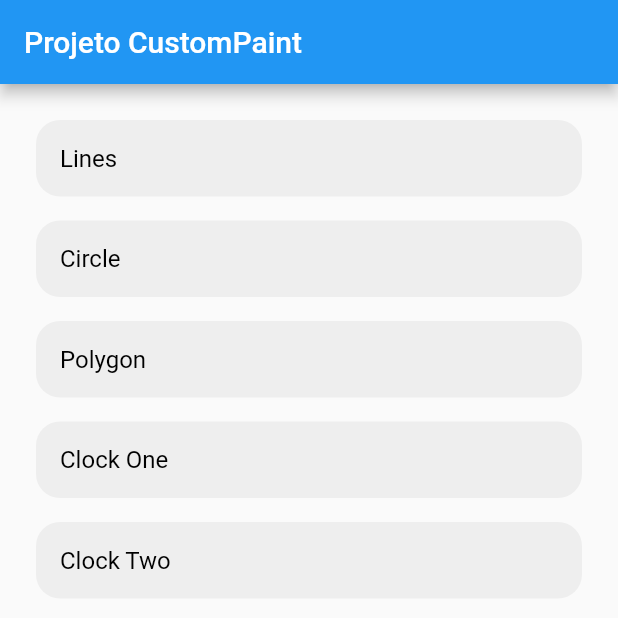
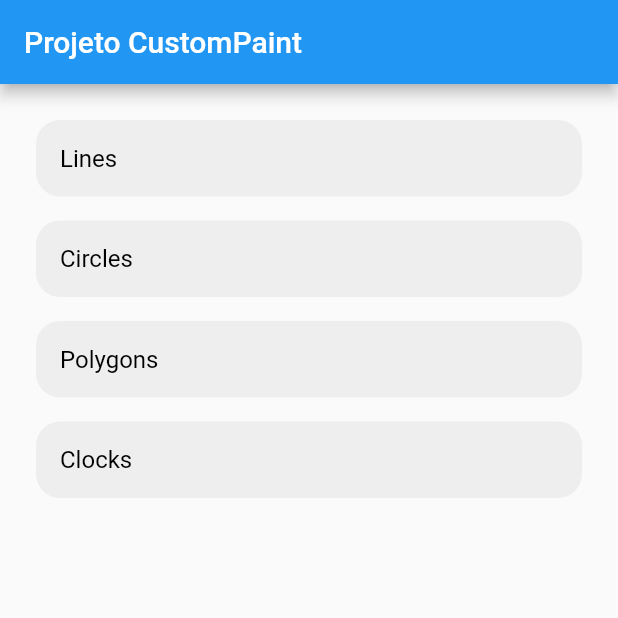
Before and after one commit to brunozupp/clock_painter, a Flutter app: the screen it shows after launch, on a phone screen of 412 x 824 dp, the top half of it. Run offline on Flutter 3.47's test engine with Material 2 defaults, Android fonts, the phone set to English and light mode, and no system bars; our stand-ins replace timer_builder.

Commit message:
Reestruturado parte de clock

```diff
--- a/lib/pages/clock_one/clock_one_page.dart
+++ b/lib/pages/clock_examples/clock_one/clock_one_page.dart
@@ -1,6 +1,6 @@
-import 'package:clock_painter/pages/clock_one/ui/clock_one_styles.dart';
-import 'package:clock_painter/pages/clock_one/utils/clock_one_time_model.dart';
-import 'package:clock_painter/pages/clock_one/widgets/clock_one_widget.dart';
+import 'package:clock_painter/pages/clock_examples/clock_one/ui/clock_one_styles.dart';
+import 'package:clock_painter/pages/clock_examples/clock_one/utils/clock_one_time_model.dart';
+import 'package:clock_painter/pages/clock_examples/clock_one/widgets/clock_one_widget.dart';
 import 'package:flutter/material.dart';
 import 'package:timer_builder/timer_builder.dart';
 
--- a/lib/pages/clock_one/painters/clock_one_painter.dart
+++ b/lib/pages/clock_examples/clock_one/painters/clock_one_painter.dart
@@ -1,9 +1,8 @@
 import 'dart:math';
 
+import 'package:clock_painter/pages/clock_examples/clock_one/ui/clock_one_styles.dart';
+import 'package:clock_painter/pages/clock_examples/clock_one/utils/clock_one_time_model.dart';
 import 'package:flutter/material.dart';
-
-import 'package:clock_painter/pages/clock_one/ui/clock_one_styles.dart';
-import 'package:clock_painter/pages/clock_one/utils/clock_one_time_model.dart';
 
 class ClockOnePainter extends CustomPainter {
 
--- a/lib/pages/clock_two/clock_two_page.dart
+++ b/lib/pages/clock_examples/clock_two/clock_two_page.dart
@@ -1,4 +1,4 @@
-import 'package:clock_painter/pages/clock_two/widgets/clock_two_widget.dart';
+import 'package:clock_painter/pages/clock_examples/clock_two/widgets/clock_two_widget.dart';
 import 'package:flutter/material.dart';
 
 class ClockTwoPage extends StatelessWidget {
--- a/lib/pages/clock_two/widgets/clock_two_widget.dart
+++ b/lib/pages/clock_examples/clock_two/widgets/clock_two_widget.dart
@@ -1,7 +1,7 @@
 import 'dart:async';
 import 'dart:math';
 
-import 'package:clock_painter/pages/clock_two/painters/clock_two_painter.dart';
+import 'package:clock_painter/pages/clock_examples/clock_two/painters/clock_two_painter.dart';
 import 'package:flutter/material.dart';
 
 class ClockTwoWidget extends StatefulWidget {
--- a/lib/pages/home_page.dart
+++ b/lib/pages/home_page.dart
@@ -1,7 +1,8 @@
 import 'package:clock_painter/components/card_component.dart';
 import 'package:clock_painter/pages/circle_examples/circle_examples_page.dart';
-import 'package:clock_painter/pages/clock_one/clock_one_page.dart';
-import 'package:clock_painter/pages/clock_two/clock_two_page.dart';
+import 'package:clock_painter/pages/clock_examples/clock_examples_page.dart';
+import 'package:clock_painter/pages/clock_examples/clock_one/clock_one_page.dart';
+import 'package:clock_painter/pages/clock_examples/clock_two/clock_two_page.dart';
 import 'package:clock_painter/pages/line_examples/line_examples_page.dart';
 import 'package:clock_painter/pages/polygon_examples/polygon_examples_page.dart';
 import 'package:flutter/material.dart';
@@ -39,20 +40,16 @@ class HomePage extends StatelessWidget {
         page: LineExamplesPage(),
       ),
       CardComponent(
-        label: "Circle",
+        label: "Circles",
         page: CircleExamplesPage(),
       ),
       CardComponent(
-        label: "Polygon",
+        label: "Polygons",
         page: PolygonExamplesPage(),
       ),
       CardComponent(
-        label: "Clock One",
-        page: ClockOnePage(),
-      ),
-      CardComponent(
-        label: "Clock Two",
-        page: ClockTwoPage(),
+        label: "Clocks",
+        page: ClockExamplesPage(),
       ),
     ];
   }
```
Also changed, not shown: lib/pages/clock_examples/clock_examples_page.dart (added, +27 -0 lines), lib/pages/clock_examples/clock_one/widgets/clock_one_widget.dart (renamed from lib/pages/clock_one/widgets/clock_one_widget.dart, +3 -4 lines), lib/pages/clock_examples/clock_one/ui/clock_one_styles.dart (renamed from lib/pages/clock_one/ui/clock_one_styles.dart), lib/pages/clock_examples/clock_one/utils/clock_one_time_model.dart (renamed from lib/pages/clock_one/utils/clock_one_time_model.dart), lib/pages/clock_examples/clock_two/painters/clock_two_painter.dart (renamed from lib/pages/clock_two/painters/clock_two_painter.dart).
